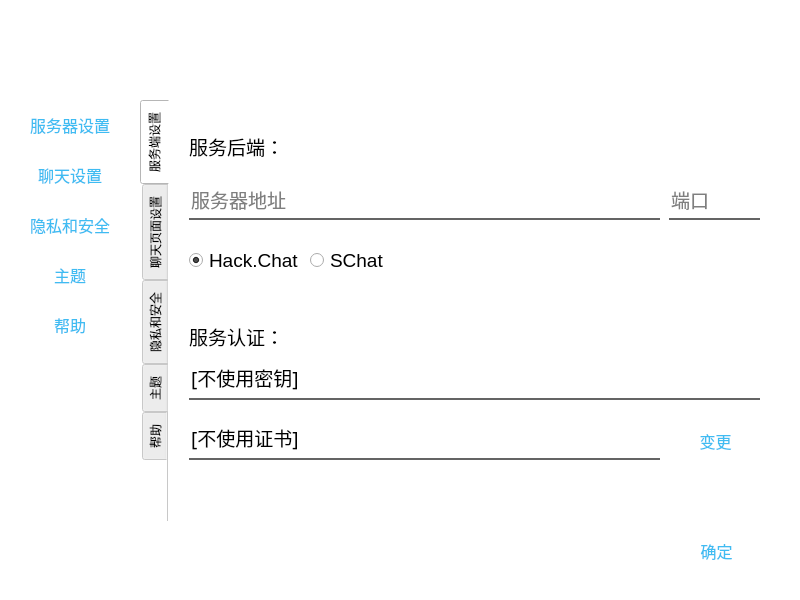
This is setting.ui in StarInitial/SChat_Qt_Client as Qt 5 draws it before an edit. The edited form follows.
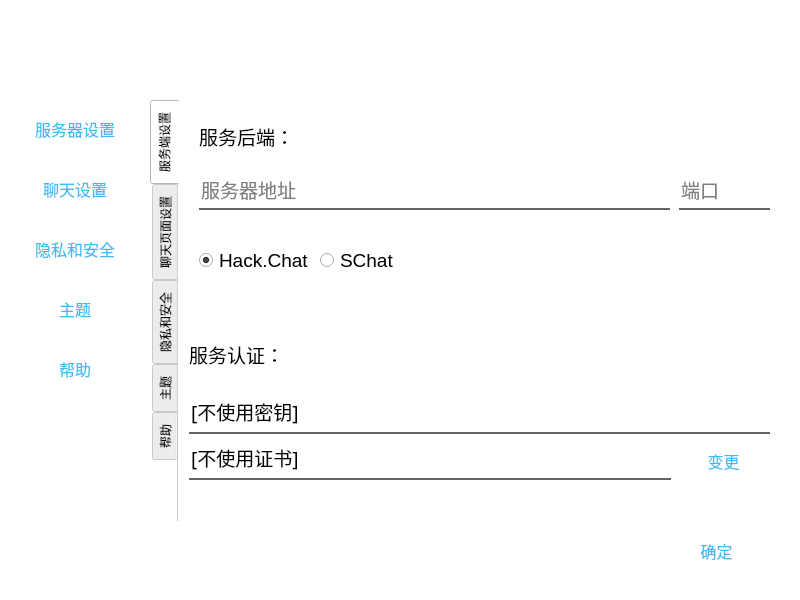
This is the edited form. Icons and pictures are not drawn.

The edit to the form file:
```diff
--- a/setting.ui
+++ b/setting.ui
@@ -86,9 +86,9 @@
   <widget class="QTabWidget" name="tabWidget">
    <property name="geometry">
     <rect>
-     <x>140</x>
+     <x>150</x>
      <y>100</y>
-     <width>621</width>
+     <width>631</width>
      <height>421</height>
     </rect>
    </property>
@@ -138,7 +138,7 @@
      <property name="geometry">
       <rect>
        <x>20</x>
-       <y>80</y>
+       <y>70</y>
        <width>471</width>
        <height>40</height>
       </rect>
@@ -184,7 +184,7 @@
      <property name="geometry">
       <rect>
        <x>500</x>
-       <y>80</y>
+       <y>70</y>
        <width>91</width>
        <height>40</height>
       </rect>
@@ -282,7 +282,7 @@
      <property name="geometry">
       <rect>
        <x>20</x>
-       <y>30</y>
+       <y>20</y>
        <width>120</width>
        <height>33</height>
       </rect>
@@ -303,15 +303,18 @@
       <string>服务后端：</string>
      </property>
     </widget>
-    <widget class="QLineEdit" name="server_ip_2">
+    <widget class="QWidget" name="auth_widget" native="true">
      <property name="geometry">
       <rect>
-       <x>20</x>
-       <y>260</y>
-       <width>571</width>
-       <height>40</height>
+       <x>10</x>
+       <y>220</y>
+       <width>581</width>
+       <height>161</height>
       </rect>
      </property>
+     <layout class="QGridLayout" name="gridLayout">
+      <item row="1" column="0" colspan="2">
+       <widget class="QLineEdit" name="server_auth_key">
      <property name="minimumSize">
       <size>
        <width>0</width>
@@ -349,15 +352,9 @@
       <string>服务认证密钥</string>
      </property>
     </widget>
-    <widget class="QLineEdit" name="server_ip_3">
-     <property name="geometry">
-      <rect>
-       <x>20</x>
-       <y>320</y>
-       <width>471</width>
-       <height>40</height>
-      </rect>
-     </property>
+      </item>
+      <item row="2" column="0">
+       <widget class="QLineEdit" name="server_auth_c">
      <property name="minimumSize">
       <size>
        <width>0</width>
@@ -398,47 +395,9 @@
       <string>服务认证证书</string>
      </property>
     </widget>
-    <widget class="QPushButton" name="change_path_3">
-     <property name="geometry">
-      <rect>
-       <x>500</x>
-       <y>320</y>
-       <width>93</width>
-       <height>41</height>
-      </rect>
-     </property>
-     <property name="font">
-      <font>
-       <family>Microsoft YaHei</family>
-       <pointsize>12</pointsize>
-      </font>
-     </property>
-     <property name="styleSheet">
-      <string notr="true">QPushButton{
-background-color: rgba(225, 225, 225, 0);
-color: rgb(63, 188, 242);
-border:0;
-}
-QPushButton:hover{
-background-color: rgb(225, 225, 225, 100);
-}
-QPushButton:pressed{
-background-color: rgb(225, 225, 225, 200);
-}</string>
-     </property>
-     <property name="text">
-      <string>变更</string>
-     </property>
-    </widget>
+      </item>
+      <item row="0" column="0">
     <widget class="QLabel" name="label_15">
-     <property name="geometry">
-      <rect>
-       <x>20</x>
-       <y>220</y>
-       <width>120</width>
-       <height>33</height>
-      </rect>
-     </property>
      <property name="maximumSize">
       <size>
        <width>120</width>
@@ -455,6 +414,41 @@
       <string>服务认证：</string>
      </property>
     </widget>
+      </item>
+      <item row="2" column="1">
+       <widget class="QPushButton" name="change_path_3">
+        <property name="minimumSize">
+         <size>
+          <width>93</width>
+          <height>41</height>
+         </size>
+        </property>
+        <property name="font">
+         <font>
+          <family>Microsoft YaHei</family>
+          <pointsize>12</pointsize>
+         </font>
+        </property>
+        <property name="styleSheet">
+         <string notr="true">QPushButton{
+background-color: rgba(225, 225, 225, 0);
+color: rgb(63, 188, 242);
+border:0;
+}
+QPushButton:hover{
+background-color: rgb(225, 225, 225, 100);
+}
+QPushButton:pressed{
+background-color: rgb(225, 225, 225, 200);
+}</string>
+        </property>
+        <property name="text">
+         <string>变更</string>
+        </property>
+       </widget>
+      </item>
+     </layout>
+    </widget>
    </widget>
    <widget class="QWidget" name="chat">
     <attribute name="title">
@@ -1622,14 +1616,35 @@
     <zorder>app</zorder>
    </widget>
   </widget>
+  <widget class="QWidget" name="main_menu" native="true">
+   <property name="geometry">
+    <rect>
+     <x>10</x>
+     <y>100</y>
+     <width>130</width>
+     <height>300</height>
+    </rect>
+   </property>
+   <layout class="QVBoxLayout" name="verticalLayout">
+    <property name="leftMargin">
+     <number>0</number>
+    </property>
+    <property name="topMargin">
+     <number>0</number>
+    </property>
+    <property name="rightMargin">
+     <number>0</number>
+    </property>
+    <property name="bottomMargin">
+     <number>0</number>
+    </property>
+    <item>
   <widget class="QPushButton" name="server_btn">
-   <property name="geometry">
-    <rect>
-     <x>10</x>
-     <y>100</y>
+      <property name="minimumSize">
+       <size>
      <width>120</width>
      <height>50</height>
-    </rect>
+       </size>
    </property>
    <property name="font">
     <font>
@@ -1657,14 +1672,14 @@
     <string>服务器设置</string>
    </property>
   </widget>
+    </item>
+    <item>
   <widget class="QPushButton" name="chat_btn">
-   <property name="geometry">
-    <rect>
-     <x>10</x>
-     <y>150</y>
+      <property name="minimumSize">
+       <size>
      <width>120</width>
      <height>50</height>
-    </rect>
+       </size>
    </property>
    <property name="font">
     <font>
@@ -1692,14 +1707,14 @@
     <string>聊天设置</string>
    </property>
   </widget>
+    </item>
+    <item>
   <widget class="QPushButton" name="safe_btn">
-   <property name="geometry">
-    <rect>
-     <x>10</x>
-     <y>200</y>
+      <property name="minimumSize">
+       <size>
      <width>120</width>
      <height>50</height>
-    </rect>
+       </size>
    </property>
    <property name="font">
     <font>
@@ -1727,14 +1742,14 @@
     <string>隐私和安全</string>
    </property>
   </widget>
+    </item>
+    <item>
   <widget class="QPushButton" name="style_btn">
-   <property name="geometry">
-    <rect>
-     <x>10</x>
-     <y>250</y>
+      <property name="minimumSize">
+       <size>
      <width>120</width>
      <height>50</height>
-    </rect>
+       </size>
    </property>
    <property name="font">
     <font>
@@ -1762,14 +1777,14 @@
     <string>主题</string>
    </property>
   </widget>
+    </item>
+    <item>
   <widget class="QPushButton" name="about_btn">
-   <property name="geometry">
-    <rect>
-     <x>10</x>
-     <y>300</y>
+      <property name="minimumSize">
+       <size>
      <width>120</width>
      <height>50</height>
-    </rect>
+       </size>
    </property>
    <property name="font">
     <font>
@@ -1796,6 +1811,9 @@
    <property name="text">
     <string>帮助</string>
    </property>
+     </widget>
+    </item>
+   </layout>
   </widget>
  </widget>
  <resources/>
```
Left out of the diff: 153 changed lines with no effect on the pictures. Lines whose indentation alone changed are shown as unchanged.
